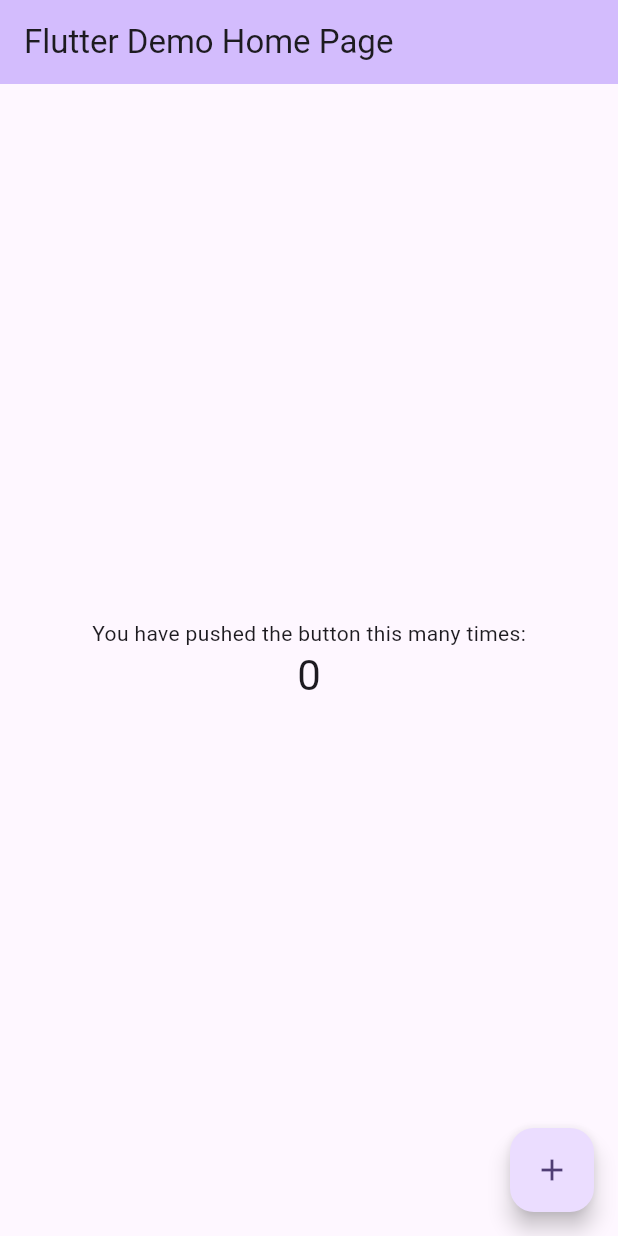
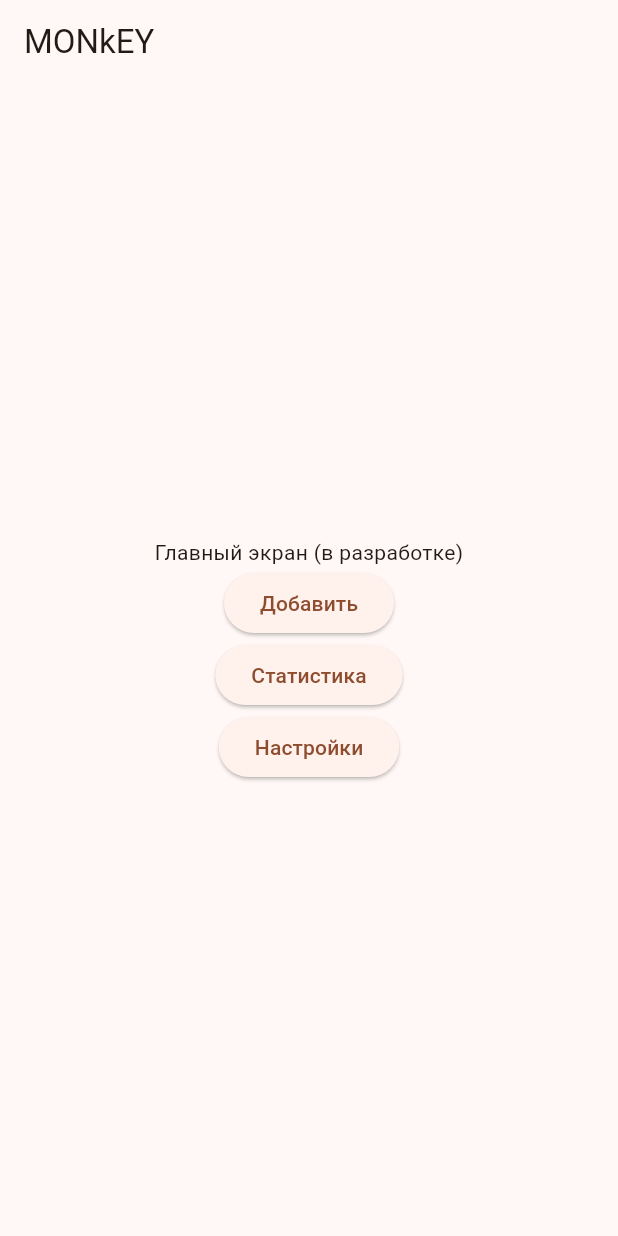
Before and after one commit to rinnlv/monkey_app, a Flutter app: the screen it shows after launch, on a phone screen of 412 x 824 dp. Run offline on Flutter 3.47's test engine with Material 3 defaults, Android fonts, the phone set to English and light mode, and no system bars; our stand-ins replace flutter_riverpod, go_router, sqflite; accounts and stored records are empty.

Commit message:
этап 1: каркас, БД, модели, провайдеры, роутер

```diff
--- a/lib/main.dart
+++ b/lib/main.dart
@@ -1,122 +1,43 @@
-import 'package:material_ui/material_ui.dart';
+import 'package:flutter/material.dart';
+import 'package:flutter_riverpod/flutter_riverpod.dart';
+import 'package:go_router/go_router.dart';
+import 'package:intl/date_symbol_data_local.dart';
 
-void main() {
-  runApp(const MyApp());
+import 'screens/home_screen.dart';
+import 'screens/add_transaction_screen.dart';
+import 'screens/statistics_screen.dart';
+import 'screens/settings_screen.dart';
+
+void main() async {
+  WidgetsFlutterBinding.ensureInitialized();
+  await initializeDateFormatting('ru', null);
+  runApp(const ProviderScope(child: MonkeyApp()));
 }
 
-class MyApp extends StatelessWidget {
-  const MyApp({super.key});
+final _router = GoRouter(
+  routes: [
+    GoRoute(path: '/', builder: (context, state) => const HomeScreen()),
+    GoRoute(path: '/add', builder: (context, state) {
+      final id = state.uri.queryParameters['id'];
+      return AddTransactionScreen(transactionId: id != null ? int.parse(id) : null);
+    }),
+    GoRoute(path: '/stats', builder: (context, state) => const StatisticsScreen()),
+    GoRoute(path: '/settings', builder: (context, state) => const SettingsScreen()),
+  ],
+);
 
-  // This widget is the root of your application.
+class MonkeyApp extends StatelessWidget {
+  const MonkeyApp({super.key});
+
   @override
   Widget build(BuildContext context) {
-    return MaterialApp(
-      title: 'Flutter Demo',
+    return MaterialApp.router(
+      title: 'MONkEY',
       theme: ThemeData(
-        // This is the theme of your application.
-        //
-        // TRY THIS: Try running your application with "flutter run". You'll see
-        // the application has a purple toolbar. Then, without quitting the app,
-        // try changing the seedColor in the colorScheme below to Colors.green
-        // and then invoke "hot reload" (save your changes or press the "hot
-        // reload" button in a Flutter-supported IDE, or press "r" if you used
-        // the command line to start the app).
-        //
-        // Notice that the counter didn't reset back to zero; the application
-        // state is not lost during the reload. To reset the state, use hot
-        // restart instead.
-        //
-        // This works for code too, not just values: Most code changes can be
-        // tested with just a hot reload.
-        colorScheme: .fromSeed(seedColor: Colors.deepPurple),
+        colorSchemeSeed: const Color(0xFFA0522D),
+        useMaterial3: true,
       ),
-      home: const MyHomePage(title: 'Flutter Demo Home Page'),
+      routerConfig: _router,
     );
   }
 }
-
-class MyHomePage extends StatefulWidget {
-  const MyHomePage({super.key, required this.title});
-
-  // This widget is the home page of your application. It is stateful, meaning
-  // that it has a State object (defined below) that contains fields that affect
-  // how it looks.
-
-  // This class is the configuration for the state. It holds the values (in this
-  // case the title) provided by the parent (in this case the App widget) and
-  // used by the build method of the State. Fields in a Widget subclass are
-  // always marked "final".
-
-  final String title;
-
-  @override
-  State<MyHomePage> createState() => _MyHomePageState();
-}
-
-class _MyHomePageState extends State<MyHomePage> {
-  int _counter = 0;
-
-  void _incrementCounter() {
-    setState(() {
-      // This call to setState tells the Flutter framework that something has
-      // changed in this State, which causes it to rerun the build method below
-      // so that the display can reflect the updated values. If we changed
-      // _counter without calling setState(), then the build method would not be
-      // called again, and so nothing would appear to happen.
-      _counter++;
-    });
-  }
-
-  @override
-  Widget build(BuildContext context) {
-    // This method is rerun every time setState is called, for instance as done
-    // by the _incrementCounter method above.
-    //
-    // The Flutter framework has been optimized to make rerunning build methods
-    // fast, so that you can just rebuild anything that needs updating rather
-    // than having to individually change instances of widgets.
-    return Scaffold(
-      appBar: AppBar(
-        // TRY THIS: Try changing the color here to a specific color (to
-        // Colors.amber, perhaps?) and trigger a hot reload to see the AppBar
-        // change color while the other colors stay the same.
-        backgroundColor: Theme.of(context).colorScheme.inversePrimary,
-        // Here we take the value from the MyHomePage object that was created by
-        // the App.build method, and use it to set our appbar title.
-        title: Text(widget.title),
-      ),
-      body: Center(
-        // Center is a layout widget. It takes a single child and positions it
-        // in the middle of the parent.
-        child: Column(
-          // Column is also a layout widget. It takes a list of children and
-          // arranges them vertically. By default, it sizes itself to fit its
-          // children horizontally, and tries to be as tall as its parent.
-          //
-          // Column has various properties to control how it sizes itself and
-          // how it positions its children. Here we use mainAxisAlignment to
-          // center the children vertically; the main axis here is the vertical
-          // axis because Columns are vertical (the cross axis would be
-          // horizontal).
-          //
-          // TRY THIS: Invoke "debug painting" (choose the "Toggle Debug Paint"
-          // action in the IDE, or press "p" in the console), to see the
-          // wireframe for each widget.
-          mainAxisAlignment: .center,
-          children: [
-            const Text('You have pushed the button this many times:'),
-            Text(
-              '$_counter',
-              style: Theme.of(context).textTheme.headlineMedium,
-            ),
-          ],
-        ),
-      ),
-      floatingActionButton: FloatingActionButton(
-        onPressed: _incrementCounter,
-        tooltip: 'Increment',
-        child: const Icon(Icons.add),
-      ),
-    );
-  }
-}
--- /dev/null
+++ b/lib/screens/home_screen.dart
@@ -0,0 +1,23 @@
+import 'package:flutter/material.dart';
+import 'package:go_router/go_router.dart';
+
+class HomeScreen extends StatelessWidget {
+  const HomeScreen({super.key});
+  @override
+  Widget build(BuildContext context) {
+    return Scaffold(
+      appBar: AppBar(title: const Text('MONkEY')),
+      body: Center(
+        child: Column(
+          mainAxisAlignment: MainAxisAlignment.center,
+          children: [
+            const Text('Главный экран (в разработке)'),
+            ElevatedButton(onPressed: () => context.push('/add'), child: const Text('Добавить')),
+            ElevatedButton(onPressed: () => context.push('/stats'), child: const Text('Статистика')),
+            ElevatedButton(onPressed: () => context.push('/settings'), child: const Text('Настройки')),
+          ],
+        ),
+      ),
+    );
+  }
+}
--- /dev/null
+++ b/lib/screens/settings_screen.dart
@@ -0,0 +1,6 @@
+import 'package:flutter/material.dart';
+class SettingsScreen extends StatelessWidget {
+  const SettingsScreen({super.key});
+  @override
+  Widget build(BuildContext context) => Scaffold(appBar: AppBar(title: const Text('Настройки')), body: const Center(child: Text('Экран настроек')));
+}
--- /dev/null
+++ b/lib/screens/statistics_screen.dart
@@ -0,0 +1,6 @@
+import 'package:flutter/material.dart';
+class StatisticsScreen extends StatelessWidget {
+  const StatisticsScreen({super.key});
+  @override
+  Widget build(BuildContext context) => Scaffold(appBar: AppBar(title: const Text('Статистика')), body: const Center(child: Text('Экран статистики')));
+}
```
Also changed, not shown: lib/db/database_helper.dart (added, +276 -0 lines), lib/models/category.dart (added, +25 -0 lines), lib/models/template.dart (added, +25 -0 lines), lib/models/transaction.dart (added, +39 -0 lines), lib/providers/category_provider.dart (added, +8 -0 lines), lib/providers/settings_provider.dart (added, +11 -0 lines), lib/providers/transaction_provider.dart (added, +49 -0 lines), lib/screens/add_transaction_screen.dart (added, +7 -0 lines), pubspec.yaml (+8 -2 lines), lib/widgets/budget_progress.dart (added), lib/widgets/monkey_advice.dart (added), lib/widgets/monkey_header.dart (added), lib/widgets/safe_to_spend_widget.dart (added), lib/widgets/template_chips.dart (added), 2 more files.
